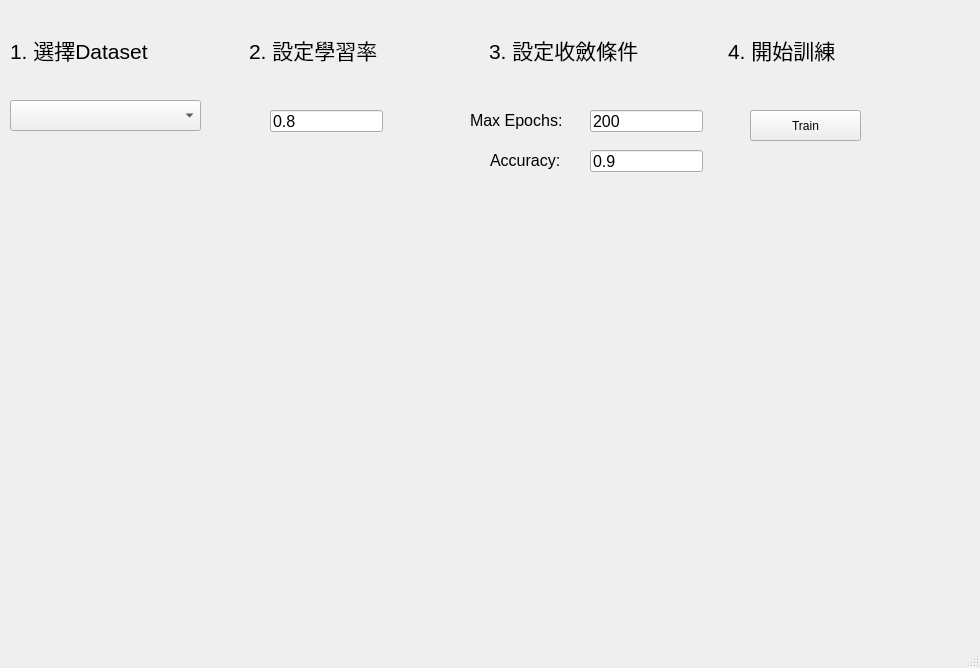
Before: the Qt Designer form HW1/MyGUI.ui in KaiTung/NCU_111_NeuronNetwork, drawn with Qt 5.
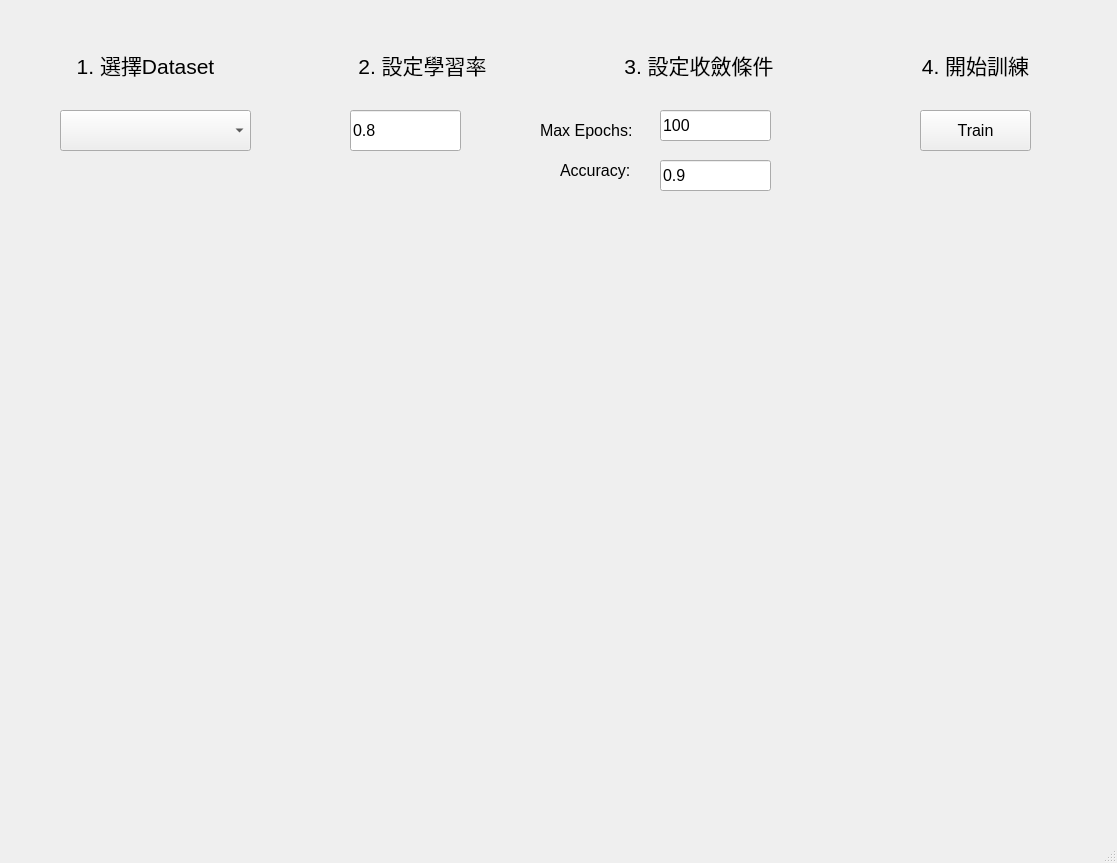
After: the same form once the commit is applied.

Diff of the .ui file:
```diff
--- a/HW1/MyGUI.ui
+++ b/HW1/MyGUI.ui
@@ -6,8 +6,8 @@
    <rect>
     <x>0</x>
     <y>0</y>
-    <width>980</width>
-    <height>668</height>
+    <width>1117</width>
+    <height>863</height>
    </rect>
   </property>
   <property name="windowTitle">
@@ -17,12 +17,17 @@
    <widget class="QPushButton" name="Train_button">
     <property name="geometry">
      <rect>
-      <x>750</x>
+      <x>920</x>
       <y>110</y>
       <width>111</width>
-      <height>31</height>
+      <height>41</height>
      </rect>
     </property>
+    <property name="font">
+     <font>
+      <pointsize>12</pointsize>
+     </font>
+    </property>
     <property name="text">
      <string>Train</string>
     </property>
@@ -30,23 +35,31 @@
    <widget class="QComboBox" name="comboBox">
     <property name="geometry">
      <rect>
-      <x>10</x>
-      <y>100</y>
+      <x>60</x>
+      <y>110</y>
       <width>191</width>
-      <height>31</height>
+      <height>41</height>
      </rect>
     </property>
+    <property name="font">
+     <font>
+      <pointsize>14</pointsize>
+     </font>
+    </property>
    </widget>
    <widget class="QWidget" name="horizontalLayoutWidget">
     <property name="geometry">
      <rect>
       <x>10</x>
-      <y>-1</y>
-      <width>951</width>
-      <height>101</height>
+      <y>19</y>
+      <width>1101</width>
+      <height>91</height>
      </rect>
     </property>
     <layout class="QHBoxLayout" name="horizontalLayout">
+     <property name="sizeConstraint">
+      <enum>QLayout::SetDefaultConstraint</enum>
+     </property>
      <item>
       <widget class="QLabel" name="label">
        <property name="font">
@@ -63,6 +76,9 @@
        <property name="text">
         <string>1. 選擇Dataset</string>
        </property>
+       <property name="alignment">
+        <set>Qt::AlignCenter</set>
+       </property>
       </widget>
      </item>
      <item>
@@ -78,6 +94,9 @@
        <property name="text">
         <string>2. 設定學習率</string>
        </property>
+       <property name="alignment">
+        <set>Qt::AlignCenter</set>
+       </property>
       </widget>
      </item>
      <item>
@@ -93,6 +112,9 @@
        <property name="text">
         <string>3. 設定收斂條件</string>
        </property>
+       <property name="alignment">
+        <set>Qt::AlignCenter</set>
+       </property>
       </widget>
      </item>
      <item>
@@ -105,9 +127,15 @@
        <property name="layoutDirection">
         <enum>Qt::LeftToRight</enum>
        </property>
+       <property name="autoFillBackground">
+        <bool>false</bool>
+       </property>
        <property name="text">
         <string>4. 開始訓練</string>
        </property>
+       <property name="alignment">
+        <set>Qt::AlignCenter</set>
+       </property>
       </widget>
      </item>
     </layout>
@@ -115,8 +143,8 @@
    <widget class="QLabel" name="label_5">
     <property name="geometry">
      <rect>
-      <x>470</x>
-      <y>110</y>
+      <x>540</x>
+      <y>120</y>
       <width>121</width>
       <height>21</height>
      </rect>
@@ -133,8 +161,8 @@
    <widget class="QLabel" name="label_6">
     <property name="geometry">
      <rect>
-      <x>490</x>
-      <y>150</y>
+      <x>560</x>
+      <y>160</y>
       <width>81</width>
       <height>21</height>
      </rect>
@@ -151,10 +179,10 @@
    <widget class="QLineEdit" name="lineEdit">
     <property name="geometry">
      <rect>
-      <x>270</x>
+      <x>350</x>
       <y>110</y>
-      <width>113</width>
-      <height>22</height>
+      <width>111</width>
+      <height>41</height>
      </rect>
     </property>
     <property name="font">
@@ -169,10 +197,10 @@
    <widget class="QLineEdit" name="lineEdit_2">
     <property name="geometry">
      <rect>
-      <x>590</x>
+      <x>660</x>
       <y>110</y>
-      <width>113</width>
-      <height>22</height>
+      <width>111</width>
+      <height>31</height>
      </rect>
     </property>
     <property name="font">
@@ -181,16 +209,16 @@
      </font>
     </property>
     <property name="text">
-     <string>200</string>
+     <string>100</string>
     </property>
    </widget>
    <widget class="QLineEdit" name="lineEdit_3">
     <property name="geometry">
      <rect>
-      <x>590</x>
-      <y>150</y>
-      <width>113</width>
-      <height>22</height>
+      <x>660</x>
+      <y>160</y>
+      <width>111</width>
+      <height>31</height>
      </rect>
     </property>
     <property name="font">
```
Left out of the diff: 2 changed lines with no effect on the pictures.
